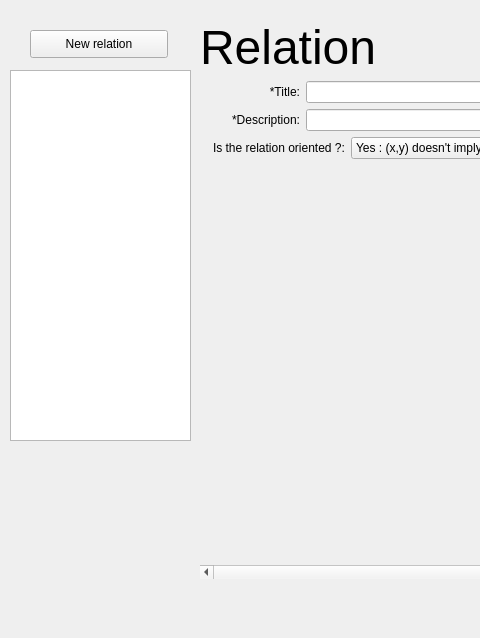
guillaumejounel/PluriNotes, file PluriNotes/relationswindows.ui: the form before one commit; both pictures show x 0 to 480 and y 0 to 638 of the 910 by 638 pixel window.
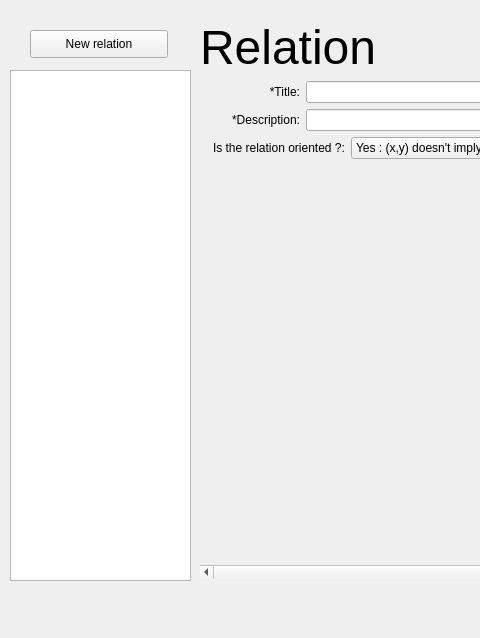
The form after the commit.

Commit message: allocation problem fixed

Diff of the .ui file:
```diff
--- a/PluriNotes/relationswindows.ui
+++ b/PluriNotes/relationswindows.ui
@@ -20,7 +20,7 @@
       <x>10</x>
       <y>70</y>
       <width>181</width>
-      <height>371</height>
+      <height>511</height>
      </rect>
     </property>
    </widget>
```
The commit also changes 2 other files.
